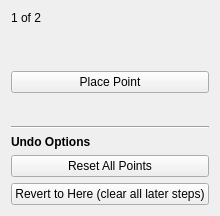
Above: Resources/UI/page_scutum_landmarks.ui from thomasjames3/SlicerScutumGraftLocator before the change. Below: the same form after it.
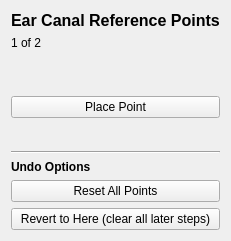
That is the form after the change.

Diff of the .ui file:
```diff
--- a/Resources/UI/page_scutum_landmarks.ui
+++ b/Resources/UI/page_scutum_landmarks.ui
@@ -3,6 +3,19 @@
  <class>page_scutum_landmarks</class>
  <widget class="QWidget" name="page_scutum_landmarks">
   <layout class="QVBoxLayout" name="verticalLayout">
+   <item>
+    <widget class="QLabel" name="titleLabel">
+     <property name="text">
+      <string>Ear Canal Reference Points</string>
+     </property>
+     <property name="font">
+      <font>
+       <bold>true</bold>
+       <pointsize>12</pointsize>
+      </font>
+     </property>
+    </widget>
+   </item>
    <item>
     <widget class="QLabel" name="stepProgressLabel">
      <property name="text">
```
